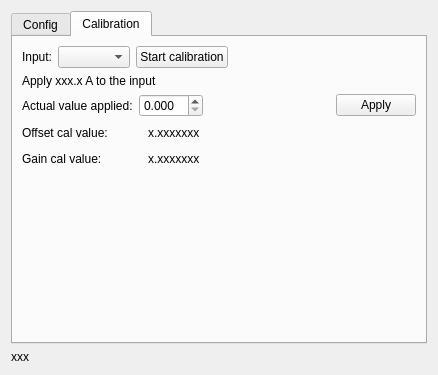
This is spr21e-bms-viewer/config.ui in derlucae98/spr-bmu-viewer as Qt 5 draws it before an edit. The edited form follows.
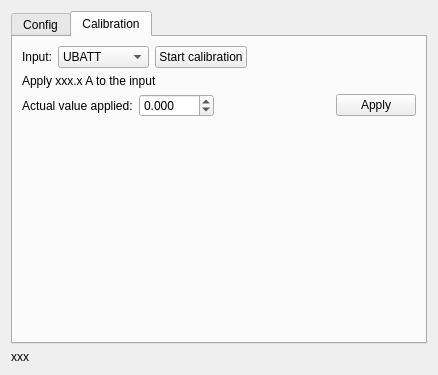
This is the edited form. The open tabs and pages were chosen to show the change.

Commit message: Implement ADC calibration protocol

The edit to the form file:
```diff
--- a/spr21e-bms-viewer/config.ui
+++ b/spr21e-bms-viewer/config.ui
@@ -286,6 +286,13 @@
        <string>Calibration</string>
       </attribute>
       <layout class="QGridLayout" name="gridLayout_4">
+       <item row="1" column="0">
+        <widget class="QLabel" name="calStatus">
+         <property name="text">
+          <string>Apply xxx.x A to the input</string>
+         </property>
+        </widget>
+       </item>
        <item row="0" column="0">
         <layout class="QHBoxLayout" name="horizontalLayout_2">
          <item>
@@ -296,7 +303,23 @@
           </widget>
          </item>
          <item>
-          <widget class="QComboBox" name="calInput"/>
+          <widget class="QComboBox" name="calInput">
+           <item>
+            <property name="text">
+             <string>UBATT</string>
+            </property>
+           </item>
+           <item>
+            <property name="text">
+             <string>ULINK</string>
+            </property>
+           </item>
+           <item>
+            <property name="text">
+             <string>CURRENT</string>
+            </property>
+           </item>
+          </widget>
          </item>
          <item>
           <widget class="QPushButton" name="btnStartCal">
@@ -320,12 +343,18 @@
          </item>
         </layout>
        </item>
-       <item row="1" column="0">
-        <widget class="QLabel" name="calStatus">
-         <property name="text">
-          <string>Apply xxx.x A to the input</string>
+       <item row="3" column="0">
+        <spacer name="verticalSpacer">
+         <property name="orientation">
+          <enum>Qt::Vertical</enum>
          </property>
-        </widget>
+         <property name="sizeHint" stdset="0">
+          <size>
+           <width>20</width>
+           <height>162</height>
+          </size>
+         </property>
+        </spacer>
        </item>
        <item row="2" column="0">
         <layout class="QHBoxLayout" name="horizontalLayout_9">
@@ -341,6 +370,12 @@
            <property name="decimals">
             <number>3</number>
            </property>
+           <property name="minimum">
+            <double>-200.000000000000000</double>
+           </property>
+           <property name="maximum">
+            <double>200.000000000000000</double>
+           </property>
           </widget>
          </item>
          <item>
@@ -365,93 +400,6 @@
          </item>
         </layout>
        </item>
-       <item row="3" column="0">
-        <layout class="QHBoxLayout" name="horizontalLayout_10">
-         <item>
-          <widget class="QLabel" name="label_9">
-           <property name="minimumSize">
-            <size>
-             <width>120</width>
-             <height>0</height>
-            </size>
-           </property>
-           <property name="text">
-            <string>Offset cal value:</string>
-           </property>
-          </widget>
-         </item>
-         <item>
-          <widget class="QLabel" name="offsetValue">
-           <property name="text">
-            <string>x.xxxxxxx</string>
-           </property>
-          </widget>
-         </item>
-         <item>
-          <spacer name="horizontalSpacer_9">
-           <property name="orientation">
-            <enum>Qt::Horizontal</enum>
-           </property>
-           <property name="sizeHint" stdset="0">
-            <size>
-             <width>40</width>
-             <height>20</height>
-            </size>
-           </property>
-          </spacer>
-         </item>
-        </layout>
-       </item>
-       <item row="4" column="0">
-        <layout class="QHBoxLayout" name="horizontalLayout_11">
-         <item>
-          <widget class="QLabel" name="label_11">
-           <property name="minimumSize">
-            <size>
-             <width>120</width>
-             <height>0</height>
-            </size>
-           </property>
-           <property name="text">
-            <string>Gain cal value:</string>
-           </property>
-          </widget>
-         </item>
-         <item>
-          <widget class="QLabel" name="gainValue">
-           <property name="text">
-            <string>x.xxxxxxx</string>
-           </property>
-          </widget>
-         </item>
-         <item>
-          <spacer name="horizontalSpacer_10">
-           <property name="orientation">
-            <enum>Qt::Horizontal</enum>
-           </property>
-           <property name="sizeHint" stdset="0">
-            <size>
-             <width>40</width>
-             <height>20</height>
-            </size>
-           </property>
-          </spacer>
-         </item>
-        </layout>
-       </item>
-       <item row="5" column="0">
-        <spacer name="verticalSpacer">
-         <property name="orientation">
-          <enum>Qt::Vertical</enum>
-         </property>
-         <property name="sizeHint" stdset="0">
-          <size>
-           <width>20</width>
-           <height>162</height>
-          </size>
-         </property>
-        </spacer>
-       </item>
       </layout>
      </widget>
     </widget>
```
The commit also changes 2 other files.
